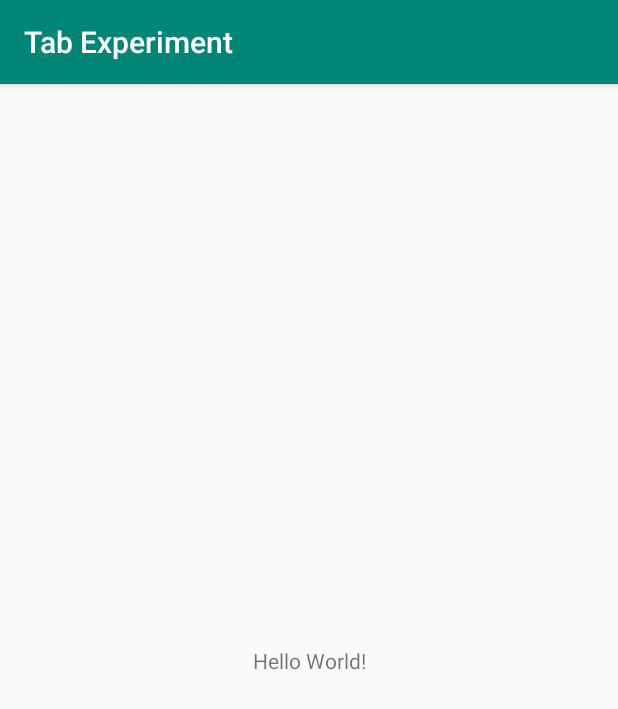
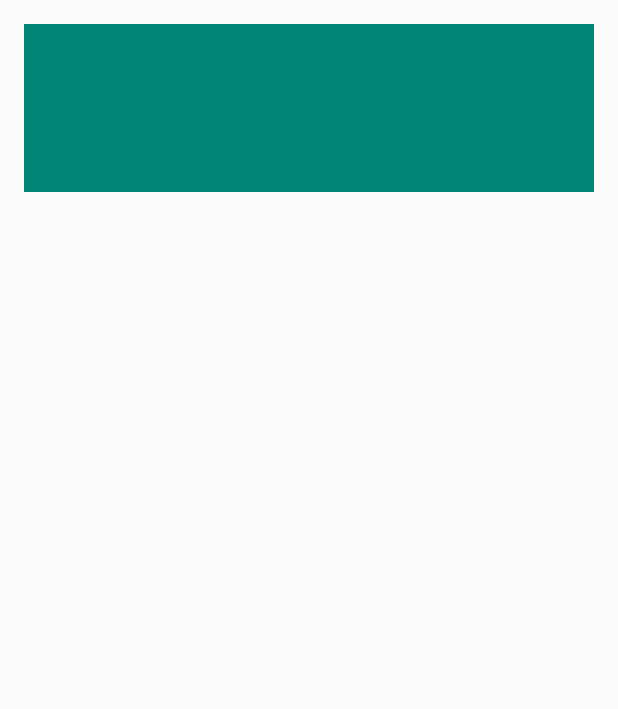
Before and after one commit to thom1376/Lab4, an Android app: the screen it shows after launch (MainActivity), on a phone screen of 412 x 824 dp. Shown: the top 709 px of the screen. Run offline under Robolectric (Android 15) with nearby library versions, the phone set to English and light mode, and no system bars.

Commit message:
Update layout of Tab Experiment Project

```diff
--- a/TabExperiment/app/src/main/res/layout/activity_main.xml
+++ b/TabExperiment/app/src/main/res/layout/activity_main.xml
@@ -1,18 +1,36 @@
 <?xml version="1.0" encoding="utf-8"?>
-<android.support.constraint.ConstraintLayout xmlns:android="http://schemas.android.com/apk/res/android"
+<RelativeLayout xmlns:android="http://schemas.android.com/apk/res/android"
     xmlns:app="http://schemas.android.com/apk/res-auto"
     xmlns:tools="http://schemas.android.com/tools"
+    android:id="@+id/activity_main"
     android:layout_width="match_parent"
     android:layout_height="match_parent"
-    tools:context=".MainActivity">
+    android:padding="16dp"
+    tools:context="com.example.android.tabexperiment.MainActivity">
 
-    <TextView
-        android:layout_width="wrap_content"
+    <android.support.v7.widget.Toolbar
+        android:id="@+id/toolbar"
+        android:layout_width="match_parent"
         android:layout_height="wrap_content"
-        android:text="Hello World!"
-        app:layout_constraintBottom_toBottomOf="parent"
-        app:layout_constraintLeft_toLeftOf="parent"
-        app:layout_constraintRight_toRightOf="parent"
-        app:layout_constraintTop_toTopOf="parent" />
+        android:layout_alignParentTop="true"
+        android:background="?attr/colorPrimary"
+        android:minHeight="?attr/actionBarSize"
+        android:theme="@style/ThemeOverlay.AppCompat.Dark.ActionBar"
+        app:popupTheme="@style/ThemeOverlay.AppCompat.Light"/>
 
-</android.support.constraint.ConstraintLayout>
+    <android.support.design.widget.TabLayout
+        android:id="@+id/tab_layout"
+        android:layout_width="match_parent"
+        android:layout_height="wrap_content"
+        android:layout_below="@id/toolbar"
+        android:background="?attr/colorPrimary"
+        android:minHeight="?attr/actionBarSize"
+        android:theme="@style/ThemeOverlay.AppCompat.Dark.ActionBar"/>
+
+    <android.support.v4.view.ViewPager
+        android:id="@+id/pager"
+        android:layout_width="match_parent"
+        android:layout_height="fill_parent"
+        android:layout_below="@id/tab_layout"/>
+
+</RelativeLayout>
--- a/TabExperiment/app/src/main/res/values/styles.xml
+++ b/TabExperiment/app/src/main/res/values/styles.xml
@@ -6,6 +6,8 @@
         <item name="colorPrimary">@color/colorPrimary</item>
         <item name="colorPrimaryDark">@color/colorPrimaryDark</item>
         <item name="colorAccent">@color/colorAccent</item>
+        <item name="windowActionBar">false</item>
+        <item name="windowNoTitle">true</item>
     </style>
 
 </resources>
```
